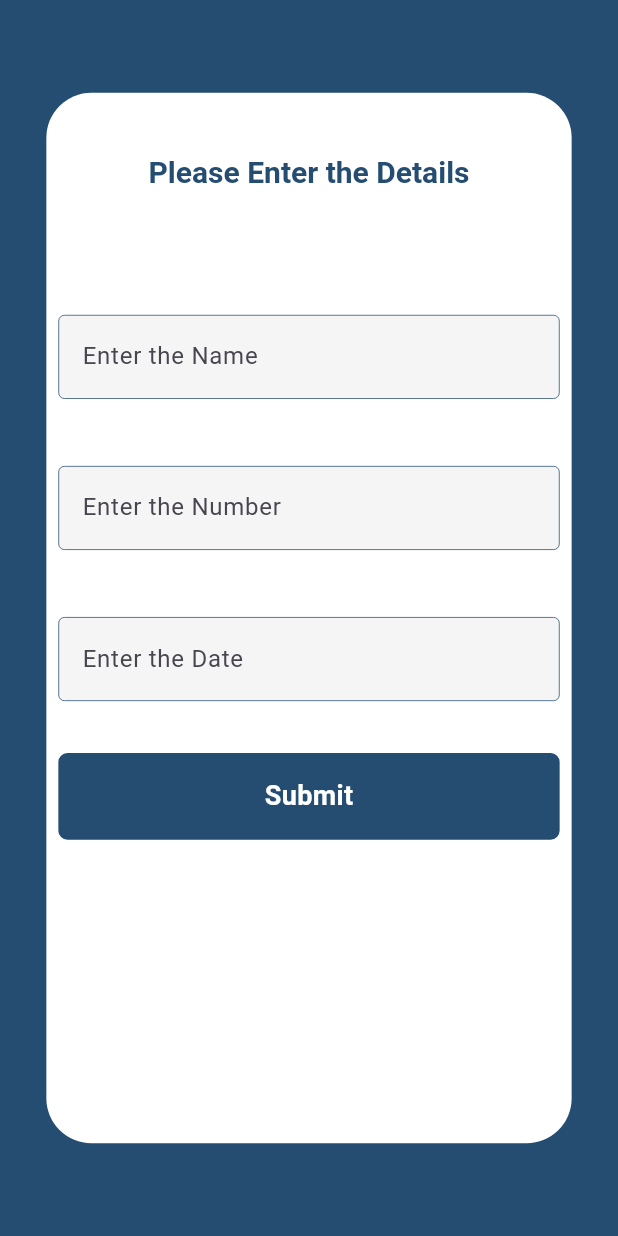
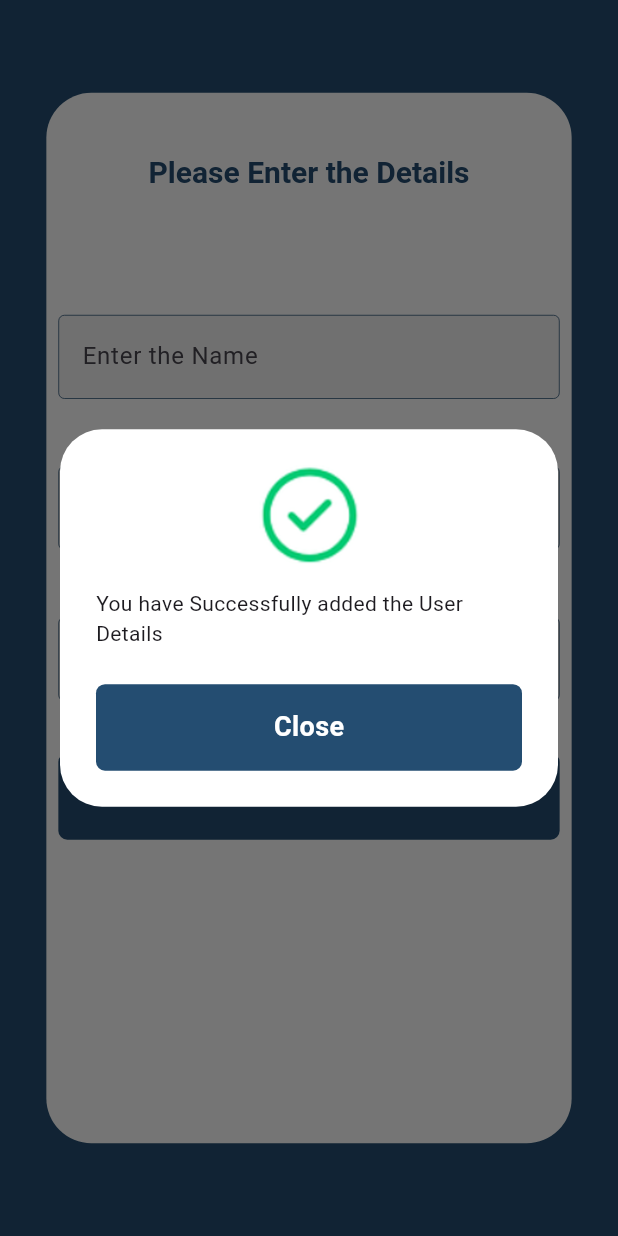
Before and after one commit to mohamed-sajidh/InfoHub, a Flutter app: the UserDetailsMobileView screen opened directly, after a tap on "Submit", on a phone screen of 412 x 824 dp. Run offline on Flutter 3.47's test engine with Material 3 defaults, Android fonts, the phone set to English and light mode, and no system bars; our stand-ins replace get; missing offline and left inert: adaptive_navbar.

Commit message:
success popup section completed

```diff
--- a/assets/colors.dart
+++ /dev/null
@@ -1,5 +0,0 @@
-import 'dart:ui';
-
-class infoColors {
-  static const infoBlue = const Color.fromARGB(255, 36, 77, 113);
-}
--- /dev/null
+++ b/lib/feature/info_submit/widgets/success_popup.dart
@@ -0,0 +1,52 @@
+import 'package:flutter/material.dart';
+import 'package:get/get.dart';
+
+Future<void> showSuccessPopup(context, height, width) {
+  return showDialog(
+    context: context,
+    builder: (BuildContext context) {
+      return AlertDialog(
+        backgroundColor: Colors.white,
+        title: SizedBox(
+          height: height * 0.08,
+          width: width * 0.08,
+          child: const Image(
+            image: AssetImage('assets/success_img.png'),
+          ),
+        ),
+        content: const SingleChildScrollView(
+          child: ListBody(
+            children: <Widget>[
+              Text('You have Successfully added the User Details'),
+            ],
+          ),
+        ),
+        actions: <Widget>[
+          InkWell(
+            onTap: () {
+              Get.back();
+            },
+            child: Container(
+              height: height * 0.07,
+              decoration: BoxDecoration(
+                color: const Color.fromARGB(255, 36, 77, 113),
+                borderRadius: BorderRadius.circular(6),
+              ),
+              child: const Center(
+                child: Text(
+                  "Close",
+                  style: TextStyle(
+                    color: Colors.white,
+                    fontSize: 18,
+                    fontWeight: FontWeight.w600,
+                    height: 1.2,
+                  ),
+                ),
+              ),
+            ),
+          ),
+        ],
+      );
+    },
+  );
+}
--- a/lib/feature/info_submit/widgets/user_details_mobile_view.dart
+++ b/lib/feature/info_submit/widgets/user_details_mobile_view.dart
@@ -1,4 +1,5 @@
 import 'package:flutter/material.dart';
+import 'package:infohub/feature/info_submit/widgets/success_popup.dart';
 
 class UserDetailsMobileView extends StatefulWidget {
   UserDetailsMobileView({super.key});
@@ -130,7 +131,7 @@ class _UserDetailsMobileViewState extends State<UserDetailsMobileView> {
                     ),
                     InkWell(
                       onTap: () {
-                        print("haiiii");
+                        showSuccessPopup(context, height, width);
                       },
                       child: Container(
                         height: height * 0.07,
--- a/lib/feature/info_submit/widgets/user_details_web_view.dart
+++ b/lib/feature/info_submit/widgets/user_details_web_view.dart
@@ -1,4 +1,5 @@
 import 'package:flutter/material.dart';
+import 'package:infohub/feature/info_submit/widgets/success_popup.dart';
 
 class UserDetailsWebView extends StatefulWidget {
   UserDetailsWebView({super.key});
@@ -149,7 +150,7 @@ class _UserDetailsWebViewState extends State<UserDetailsWebView> {
                           ),
                           InkWell(
                             onTap: () {
-                              print("haiiii");
+                              showSuccessPopup(context, height, width);
                             },
                             child: Container(
                               height: height * 0.07,
--- a/pubspec.yaml
+++ b/pubspec.yaml
@@ -61,8 +61,8 @@ flutter:
   uses-material-design: true
 
   # To add assets to your application, add an assets section, like this:
-  # assets:
-  #   - images/a_dot_burr.jpeg
+  assets:
+    - assets/
   #   - images/a_dot_ham.jpeg
 
   # An image asset can refer to one or more resolution-specific "variants", see
```
Also changed, not shown: assets/images.dart (deleted), assets/success_img.png (added).
